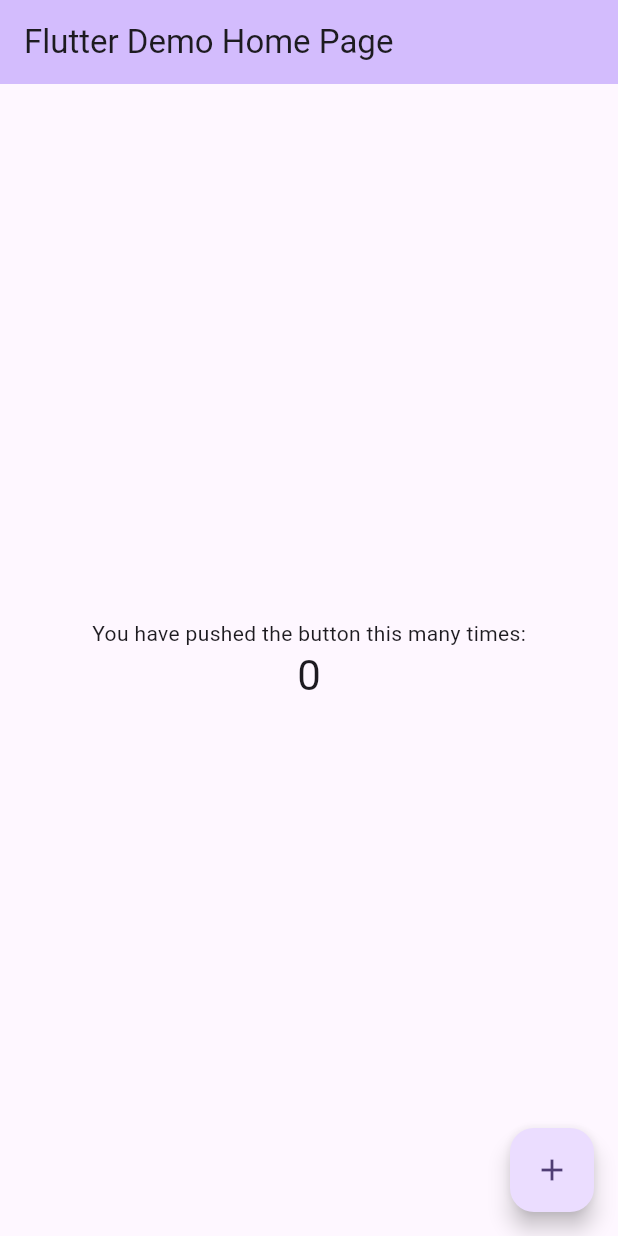
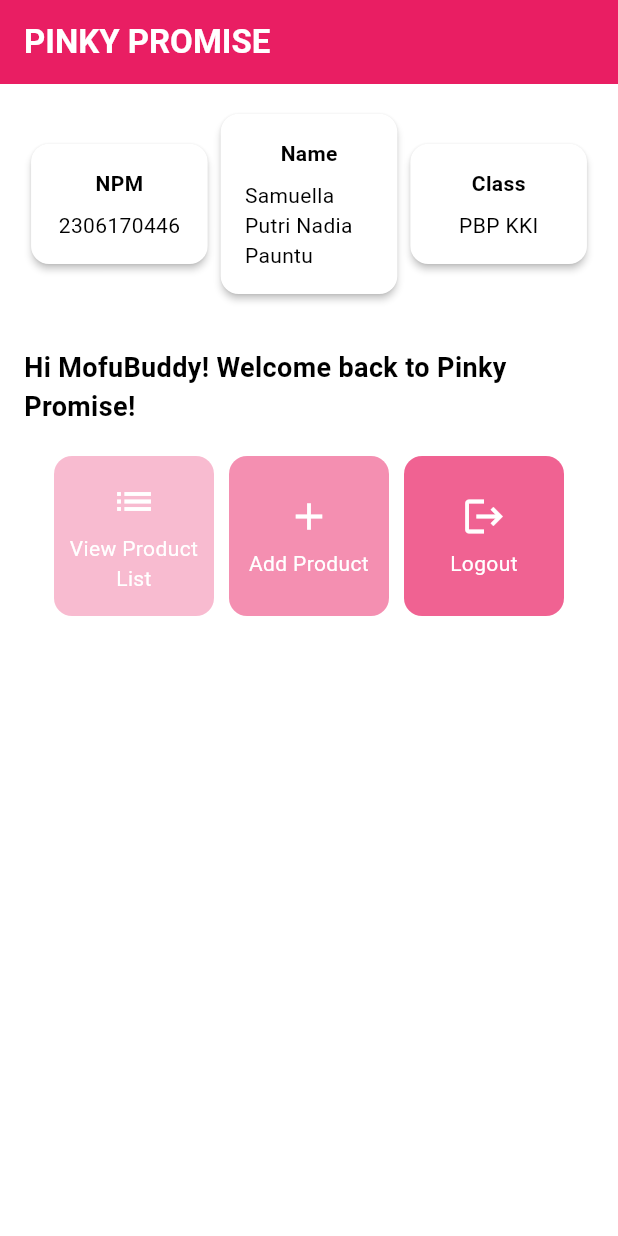
Before and after one commit to samuellapnadia/pinky-promise-mobile, a Flutter app: the screen it shows after launch, on a phone screen of 412 x 824 dp. Run offline on Flutter 3.47's test engine with Material 3 defaults, Android fonts, the phone set to English and light mode, and no system bars.

Commit message:
Assignment 7

```diff
--- a/lib/main.dart
+++ b/lib/main.dart
@@ -1,4 +1,6 @@
 import 'package:flutter/material.dart';
+import 'package:pinky_promise/menu.dart';
+
 
 void main() {
   runApp(const MyApp());
@@ -28,98 +30,11 @@
         //
         // This works for code too, not just values: Most code changes can be
         // tested with just a hot reload.
-        colorScheme: ColorScheme.fromSeed(seedColor: Colors.deepPurple),
-        useMaterial3: true,
+         colorScheme: ColorScheme.fromSwatch(
+          primarySwatch: Colors.pink,
+          ).copyWith(secondary: Colors.pink[500]),
       ),
-      home: const MyHomePage(title: 'Flutter Demo Home Page'),
+      home: MyHomePage(),
     );
   }
 }
-
-class MyHomePage extends StatefulWidget {
-  const MyHomePage({super.key, required this.title});
-
-  // This widget is the home page of your application. It is stateful, meaning
-  // that it has a State object (defined below) that contains fields that affect
-  // how it looks.
-
-  // This class is the configuration for the state. It holds the values (in this
-  // case the title) provided by the parent (in this case the App widget) and
-  // used by the build method of the State. Fields in a Widget subclass are
-  // always marked "final".
-
-  final String title;
-
-  @override
-  State<MyHomePage> createState() => _MyHomePageState();
-}
-
-class _MyHomePageState extends State<MyHomePage> {
-  int _counter = 0;
-
-  void _incrementCounter() {
-    setState(() {
-      // This call to setState tells the Flutter framework that something has
-      // changed in this State, which causes it to rerun the build method below
-      // so that the display can reflect the updated values. If we changed
-      // _counter without calling setState(), then the build method would not be
-      // called again, and so nothing would appear to happen.
-      _counter++;
-    });
-  }
-
-  @override
-  Widget build(BuildContext context) {
-    // This method is rerun every time setState is called, for instance as done
-    // by the _incrementCounter method above.
-    //
-    // The Flutter framework has been optimized to make rerunning build methods
-    // fast, so that you can just rebuild anything that needs updating rather
-    // than having to individually change instances of widgets.
-    return Scaffold(
-      appBar: AppBar(
-        // TRY THIS: Try changing the color here to a specific color (to
-        // Colors.amber, perhaps?) and trigger a hot reload to see the AppBar
-        // change color while the other colors stay the same.
-        backgroundColor: Theme.of(context).colorScheme.inversePrimary,
-        // Here we take the value from the MyHomePage object that was created by
-        // the App.build method, and use it to set our appbar title.
-        title: Text(widget.title),
-      ),
-      body: Center(
-        // Center is a layout widget. It takes a single child and positions it
-        // in the middle of the parent.
-        child: Column(
-          // Column is also a layout widget. It takes a list of children and
-          // arranges them vertically. By default, it sizes itself to fit its
-          // children horizontally, and tries to be as tall as its parent.
-          //
-          // Column has various properties to control how it sizes itself and
-          // how it positions its children. Here we use mainAxisAlignment to
-          // center the children vertically; the main axis here is the vertical
-          // axis because Columns are vertical (the cross axis would be
-          // horizontal).
-          //
-          // TRY THIS: Invoke "debug painting" (choose the "Toggle Debug Paint"
-          // action in the IDE, or press "p" in the console), to see the
-          // wireframe for each widget.
-          mainAxisAlignment: MainAxisAlignment.center,
-          children: <Widget>[
-            const Text(
-              'You have pushed the button this many times:',
-            ),
-            Text(
-              '$_counter',
-              style: Theme.of(context).textTheme.headlineMedium,
-            ),
-          ],
-        ),
-      ),
-      floatingActionButton: FloatingActionButton(
-        onPressed: _incrementCounter,
-        tooltip: 'Increment',
-        child: const Icon(Icons.add),
-      ), // This trailing comma makes auto-formatting nicer for build methods.
-    );
-  }
-}
--- /dev/null
+++ b/lib/menu.dart
@@ -0,0 +1,154 @@
+import 'package:flutter/material.dart';
+
+class MyHomePage extends StatelessWidget {
+  final String npm = '2306170446';
+  final String name = 'Samuella Putri Nadia Pauntu';
+  final String className = 'PBP KKI';
+  final List<ItemHomepage> items = [
+    ItemHomepage("View Product List", Icons.list, Colors.pink.shade100),
+    ItemHomepage("Add Product", Icons.add, Colors.pink.shade200),
+    ItemHomepage("Logout", Icons.logout, Colors.pink.shade300),
+  ];
+
+  MyHomePage({super.key});
+
+  @override
+  Widget build(BuildContext context) {
+    return Scaffold(
+      appBar: AppBar(
+        title: const Text(
+          'PINKY PROMISE',
+          style: TextStyle(
+            color: Colors.white,
+            fontWeight: FontWeight.bold,
+          ),
+        ),
+        backgroundColor: Theme.of(context).colorScheme.primary,
+      ),
+      body: Padding(
+        padding: const EdgeInsets.all(16.0),
+        child: Column(
+          crossAxisAlignment: CrossAxisAlignment.center,
+          children: [
+            Row(
+              mainAxisAlignment: MainAxisAlignment.spaceEvenly,
+              children: [
+                InfoCard(title: 'NPM', content: npm),
+                InfoCard(title: 'Name', content: name),
+                InfoCard(title: 'Class', content: className),
+              ],
+            ),
+            const SizedBox(height: 16.0),
+            Center(
+              child: Column(
+                children: [
+                  const Padding(
+                    padding: EdgeInsets.only(top: 16.0),
+                    child: Text(
+                      'Hi MofuBuddy! Welcome back to Pinky Promise!',
+                      style: TextStyle(
+                        fontWeight: FontWeight.bold,
+                        fontSize: 18.0,
+                      ),
+                    ),
+                  ),
+                  GridView.count(
+                    primary: true,
+                    padding: const EdgeInsets.all(20),
+                    crossAxisSpacing: 10,
+                    mainAxisSpacing: 10,
+                    crossAxisCount: 3,
+                    shrinkWrap: true,
+                    children: items.map((ItemHomepage item) {
+                      return ItemCard(item);
+                    }).toList(),
+                  ),
+                ],
+              ),
+            ),
+          ],
+        ),
+      ),
+    );
+  }
+}
+
+class InfoCard extends StatelessWidget {
+  final String title;
+  final String content;
+
+  const InfoCard({super.key, required this.title, required this.content});
+
+  @override
+  Widget build(BuildContext context) {
+    return Card(
+      elevation: 2.0,
+      child: Container(
+        width: MediaQuery.of(context).size.width / 3.5,
+        padding: const EdgeInsets.all(16.0),
+        child: Column(
+          children: [
+            Text(
+              title,
+              style: const TextStyle(fontWeight: FontWeight.bold),
+            ),
+            const SizedBox(height: 8.0),
+            Text(content),
+          ],
+        ),
+      ),
+    );
+  }
+}
+
+class ItemHomepage {
+  final String name;
+  final IconData icon;
+  final Color color;
+
+  ItemHomepage(this.name, this.icon, this.color);
+}
+
+class ItemCard extends StatelessWidget {
+  final ItemHomepage item;
+
+  const ItemCard(this.item, {super.key});
+
+  @override
+  Widget build(BuildContext context) {
+    return Material(
+      color: item.color,
+      borderRadius: BorderRadius.circular(12),
+      child: InkWell(
+        onTap: () {
+          ScaffoldMessenger.of(context)
+            ..hideCurrentSnackBar()
+            ..showSnackBar(
+              SnackBar(content: Text("You have pressed the ${item.name} button!")),
+            );
+        },
+        child: Container(
+          padding: const EdgeInsets.all(8),
+          child: Center(
+            child: Column(
+              mainAxisAlignment: MainAxisAlignment.center,
+              children: [
+                Icon(
+                  item.icon,
+                  color: Colors.white,
+                  size: 30.0,
+                ),
+                const Padding(padding: EdgeInsets.all(3)),
+                Text(
+                  item.name,
+                  textAlign: TextAlign.center,
+                  style: const TextStyle(color: Colors.white),
+                ),
+              ],
+            ),
+          ),
+        ),
+      ),
+    );
+  }
+}
```
Also changed, not shown: 1 other file.
